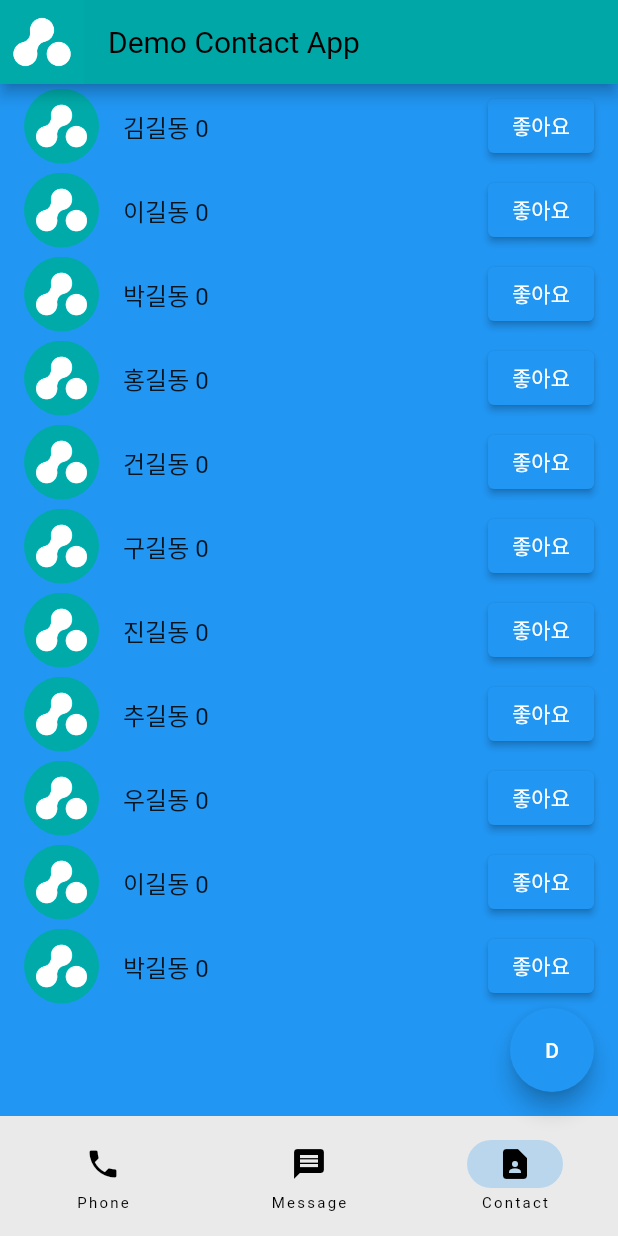
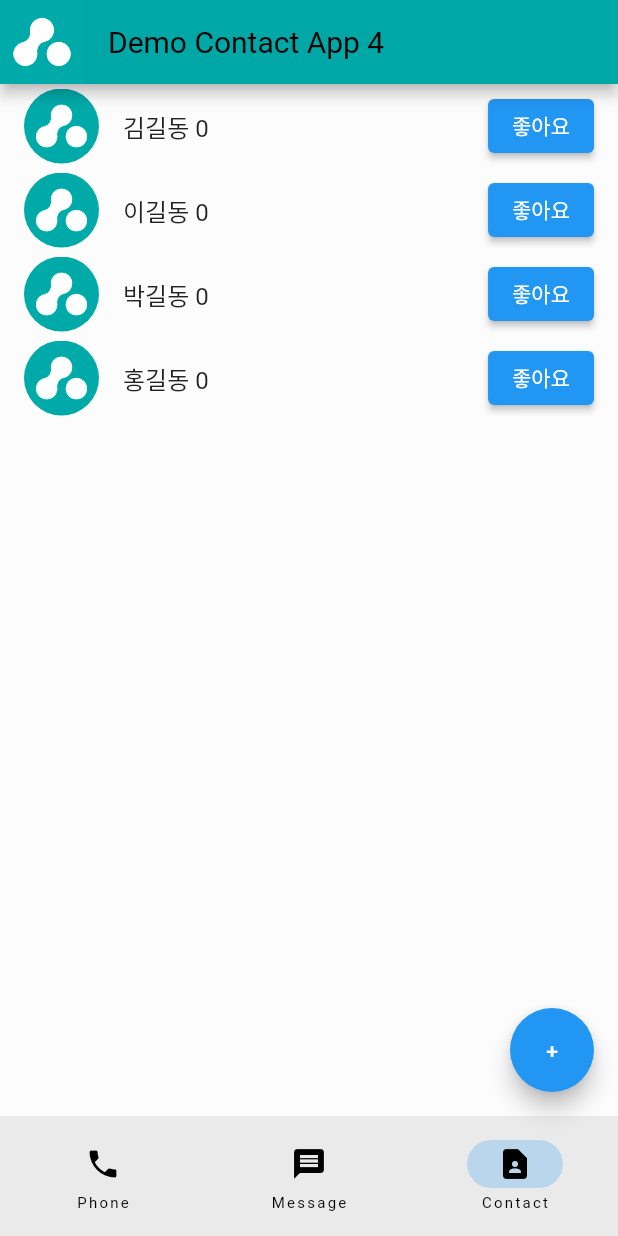
Before and after one commit to jinsumin/ContactApp, a Flutter app: the screen it shows after launch, item 3 of the bottom bar chosen, on a phone screen of 412 x 824 dp. Run offline on Flutter 3.47's test engine with Material 2 defaults, Android fonts, the phone set to English and light mode, and no system bars.

Commit message:
add list with floating button dialog

```diff
--- a/lib/main.dart
+++ b/lib/main.dart
@@ -26,33 +26,41 @@ class _MainNavigationState extends State<MainNavigation> {
     '이길동',
     '박길동',
     '홍길동',
-    '건길동',
-    '구길동',
-    '진길동',
-    '추길동',
-    '우길동',
-    '이길동',
-    '박길동'
   ];
-  var like = [0, 0, 0, 0, 0, 0, 0, 0, 0, 0, 0];
+  var like = [0, 0, 0, 0];
+
+  int total = 4;
+
+  addOne() {
+    setState(() {
+      total++;
+    });
+  }
+
+  addName(text) {
+    setState(() {
+      name.add(text);
+      like.add(0);
+    });
+  }
 
   @override
   Widget build(BuildContext context) {
     return Scaffold(
       floatingActionButton: FloatingActionButton(
-        child: Text('D'),
+        child: Text('+'),
         onPressed: () {
           showDialog(
               context: context,
               builder: (context) {
-                return DialogUI(state: 'testState');
+                return DialogUI(addOne: addOne, addName: addName);
               });
         },
       ),
       appBar: AppBar(
         leading: Image.asset('assets/sangsangin_logo.png'),
         backgroundColor: Color.fromRGBO(0, 167, 167, 1),
-        title: Text('Demo Contact App',
+        title: Text('Demo Contact App $total',
             style: TextStyle(
                 color: Colors.black,
                 fontSize: 20,
@@ -92,7 +100,7 @@ class _MainNavigationState extends State<MainNavigation> {
           child: const Text('Page 2'),
         ),
         Container(
-            color: Colors.blue,
+            color: Colors.white38,
             alignment: Alignment.center,
             child: ListView.builder(
               itemCount: name.length,
@@ -121,8 +129,10 @@ class _MainNavigationState extends State<MainNavigation> {
 }
 
 class DialogUI extends StatelessWidget {
-  const DialogUI({Key? key, this.state}) : super(key: key);
-  final state;
+  DialogUI({Key? key, this.addOne, this.addName}) : super(key: key);
+  final addOne;
+  final addName;
+  var inputData = TextEditingController();
 
   @override
   Widget build(BuildContext context) {
@@ -131,8 +141,14 @@ class DialogUI extends StatelessWidget {
             width: 300,
             height: 250,
             child: Column(children: [
-              TextField(),
-              TextButton(child: Text(state), onPressed: () {}),
+              TextField(controller: inputData,),
+              TextButton(
+                  child: Text('등록'),
+                  onPressed: () {
+                    addOne();
+                    addName(inputData.text);
+                    Navigator.pop(context);
+                  }),
               TextButton(
                 child: Text('취소'),
                 onPressed: () {
```
